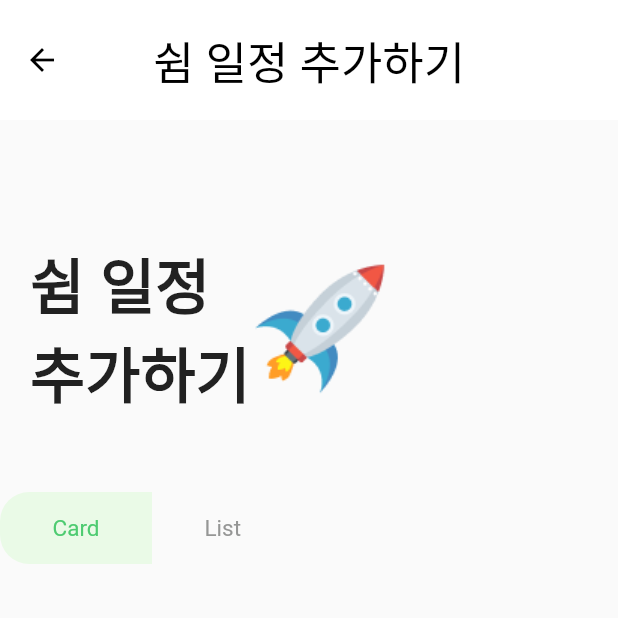
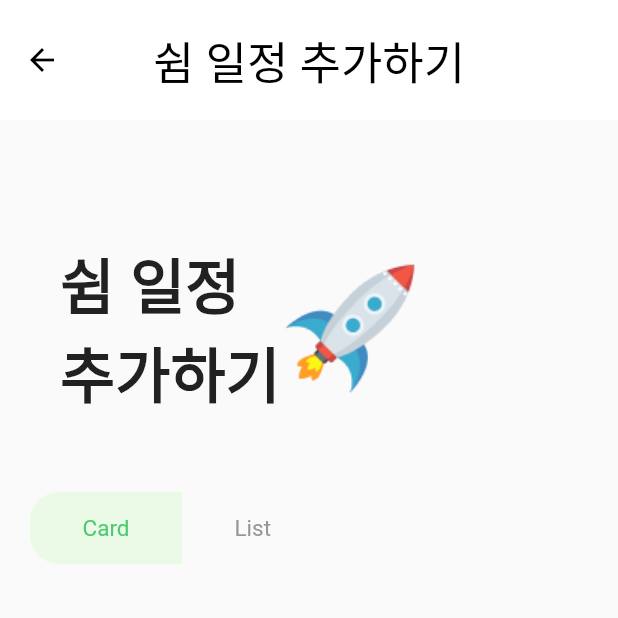
Before and after one commit to yujin9747/Schedule_management, a Flutter app: the Recharge screen opened by its route, on a phone screen of 412 x 824 dp, the top half of it. Run offline on Flutter 3.47's test engine with Material 2 defaults, Android fonts, the phone set to English and light mode, and no system bars; drawn by our look-alikes of card_swiper; our stand-ins replace awesome_snackbar_content, carousel_slider, cloud_firestore, date_time_picker, firebase_auth, firebase_core and 7 more; missing offline and left inert: time_range_picker; accounts and stored records are empty.

Commit message:
padding으로 감싸서 왼쪽 오른쪽 padding 설정

```diff
--- a/lib/Recharge.dart
+++ b/lib/Recharge.dart
@@ -41,7 +41,8 @@ class _RechargeState extends State<Recharge>{
           ),
         ),
       ),
-      body:StreamBuilder<List<restModel>>(
+      body:
+      StreamBuilder<List<restModel>>(
           stream: streamSch(),
           builder: (context, snapshot){
             if (snapshot.data == null) { //데이터가 없을 경우 로딩위젯
@@ -52,7 +53,9 @@ class _RechargeState extends State<Recharge>{
               );
             } else {
               List<restModel> sch = snapshot.data!;
-              return ListView(
+              return Padding(
+                padding: EdgeInsets.only(left: 20, right: 20,),
+                child: ListView(
                   children: [
                     Container(height: 80,),
                     Row(
@@ -213,6 +216,7 @@ class _RechargeState extends State<Recharge>{
                     ),
 
                   ],
+                ),
               );
             }
           }
```
Lines whose indentation alone changed are shown as unchanged.
